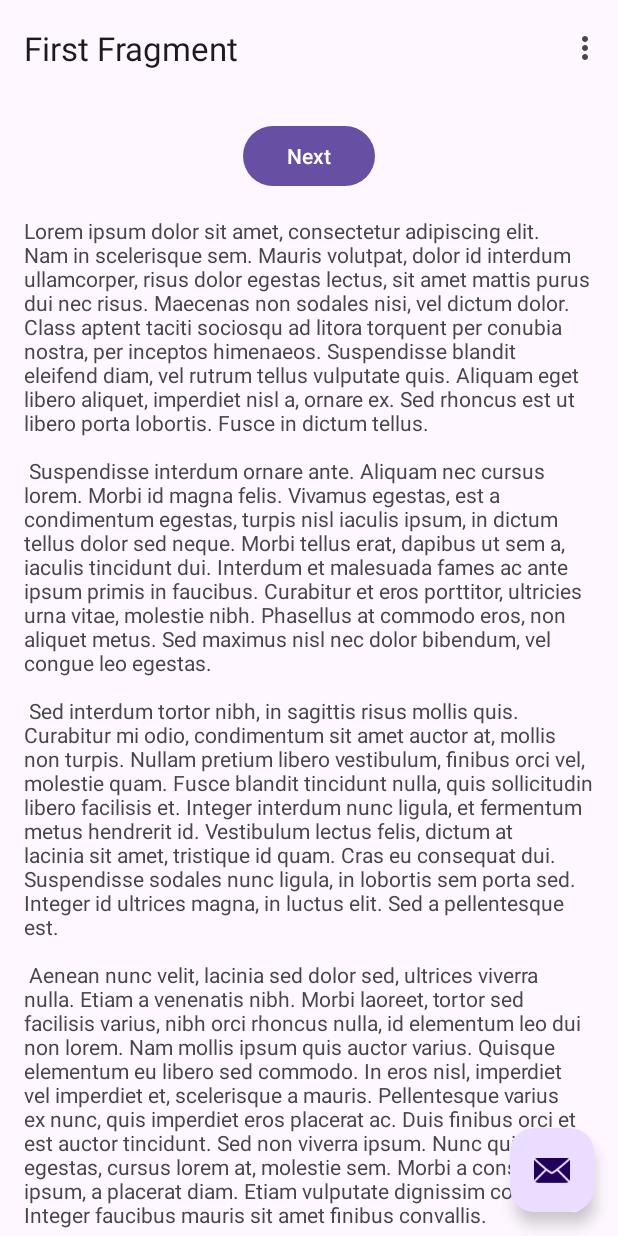
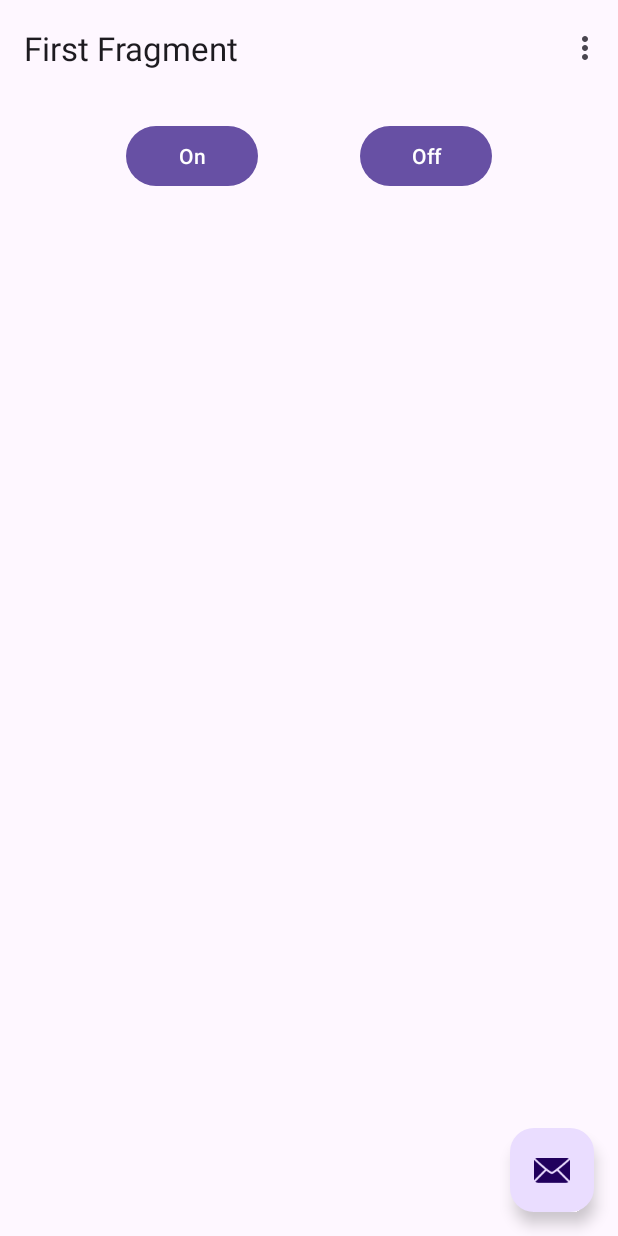
Before and after one commit to szedlakmate/android-esp8266-controller, an Android app: the screen it shows after launch (MainActivity), on a phone screen of 412 x 824 dp. Run offline under Robolectric (Android 15) with nearby library versions, the phone set to English and light mode, and no system bars; our stand-ins replace navigation-ui.

Commit message:
Cleanup, add 2 buttons

```diff
--- a/app/src/main/java/com/mateszedlak/ledcontroller/FirstFragment.kt
+++ b/app/src/main/java/com/mateszedlak/ledcontroller/FirstFragment.kt
@@ -1,12 +1,14 @@
 package com.mateszedlak.ledcontroller
 
 import android.os.Bundle
+import android.util.Log
 import androidx.fragment.app.Fragment
 import android.view.LayoutInflater
 import android.view.View
 import android.view.ViewGroup
 import androidx.navigation.fragment.findNavController
 import com.mateszedlak.ledcontroller.databinding.FragmentFirstBinding
+import java.util.logging.Logger
 
 /**
  * A simple [Fragment] subclass as the default destination in the navigation.
@@ -32,8 +34,13 @@ class FirstFragment : Fragment() {
     override fun onViewCreated(view: View, savedInstanceState: Bundle?) {
         super.onViewCreated(view, savedInstanceState)
 
-        binding.buttonFirst.setOnClickListener {
-            findNavController().navigate(R.id.action_FirstFragment_to_SecondFragment)
+        binding.buttonOn.setOnClickListener {
+            Log.i(TAG, "Button ON clicked")
+
+        }
+
+        binding.buttonOff.setOnClickListener {
+            Log.i(TAG,"Button OFF clicked")
         }
     }
 
@@ -41,4 +48,8 @@ class FirstFragment : Fragment() {
         super.onDestroyView()
         _binding = null
     }
+
+    companion object {
+        private const val TAG = "FirstFragment"
+    }
 }
--- a/app/src/main/res/layout/fragment_first.xml
+++ b/app/src/main/res/layout/fragment_first.xml
@@ -12,24 +12,22 @@
         android:padding="16dp">
 
         <Button
-            android:id="@+id/button_first"
+            android:id="@+id/button_on"
             android:layout_width="wrap_content"
             android:layout_height="wrap_content"
-            android:text="@string/next"
-            app:layout_constraintBottom_toTopOf="@id/textview_first"
-            app:layout_constraintEnd_toEndOf="parent"
+            android:text="@string/on"
+            app:layout_constraintEnd_toStartOf="@id/button_off"
             app:layout_constraintStart_toStartOf="parent"
             app:layout_constraintTop_toTopOf="parent" />
 
-        <TextView
-            android:id="@+id/textview_first"
+        <Button
+            android:id="@+id/button_off"
             android:layout_width="wrap_content"
             android:layout_height="wrap_content"
-            android:layout_marginTop="16dp"
-            android:text="@string/lorem_ipsum"
-            app:layout_constraintBottom_toBottomOf="parent"
+            android:text="@string/off"
             app:layout_constraintEnd_toEndOf="parent"
-            app:layout_constraintStart_toStartOf="parent"
-            app:layout_constraintTop_toBottomOf="@id/button_first" />
+            app:layout_constraintStart_toEndOf="@id/button_on"
+            app:layout_constraintTop_toTopOf="parent" />
+
     </androidx.constraintlayout.widget.ConstraintLayout>
 </androidx.core.widget.NestedScrollView>
--- a/app/src/main/res/navigation/nav_graph.xml
+++ b/app/src/main/res/navigation/nav_graph.xml
@@ -11,11 +11,11 @@
         android:label="@string/first_fragment_label"
         tools:layout="@layout/fragment_first">
 
-        <action
+        <!--<action
             android:id="@+id/action_FirstFragment_to_SecondFragment"
-            app:destination="@id/SecondFragment" />
+            app:destination="@id/SecondFragment" />-->
     </fragment>
-    <fragment
+    <!--    <fragment
             android:id="@+id/SecondFragment"
             android:name="com.mateszedlak.ledcontroller.SecondFragment"
             android:label="@string/second_fragment_label"
@@ -24,5 +24,5 @@
             <action
                 android:id="@+id/action_SecondFragment_to_FirstFragment"
                 app:destination="@id/FirstFragment" />
-    </fragment>
+        </fragment>-->
 </navigation>
--- a/app/src/main/res/values/strings.xml
+++ b/app/src/main/res/values/strings.xml
@@ -43,4 +43,6 @@
         libero vel nunc consequat, quis tincidunt nisl eleifend. Cras bibendum enim a justo luctus
         vestibulum. Fusce dictum libero quis erat maximus, vitae volutpat diam dignissim.
     </string>
+    <string name="off">Off</string>
+    <string name="on">On</string>
 </resources>
```
Also changed, not shown: app/src/main/java/com/mateszedlak/ledcontroller/SecondFragment.kt (deleted, +0 -44 lines), app/src/main/res/layout/fragment_second.xml (deleted, +0 -35 lines). Lines whose indentation alone changed are shown as unchanged.
